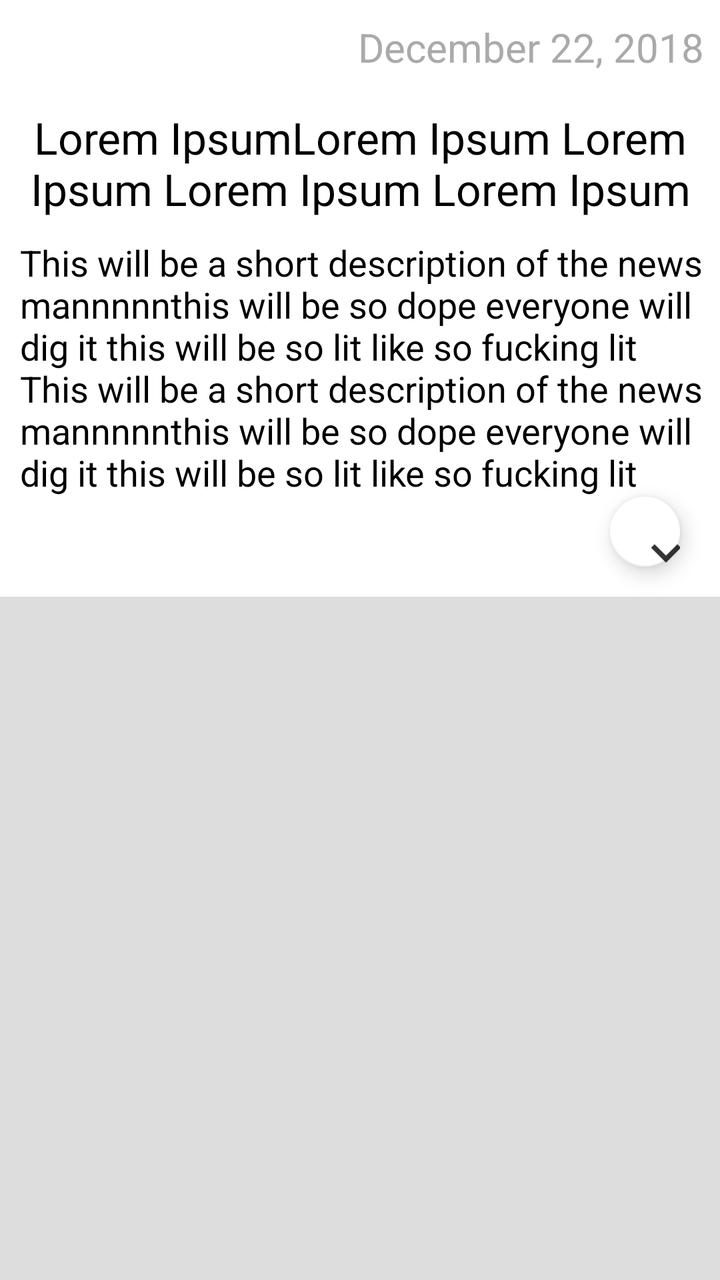
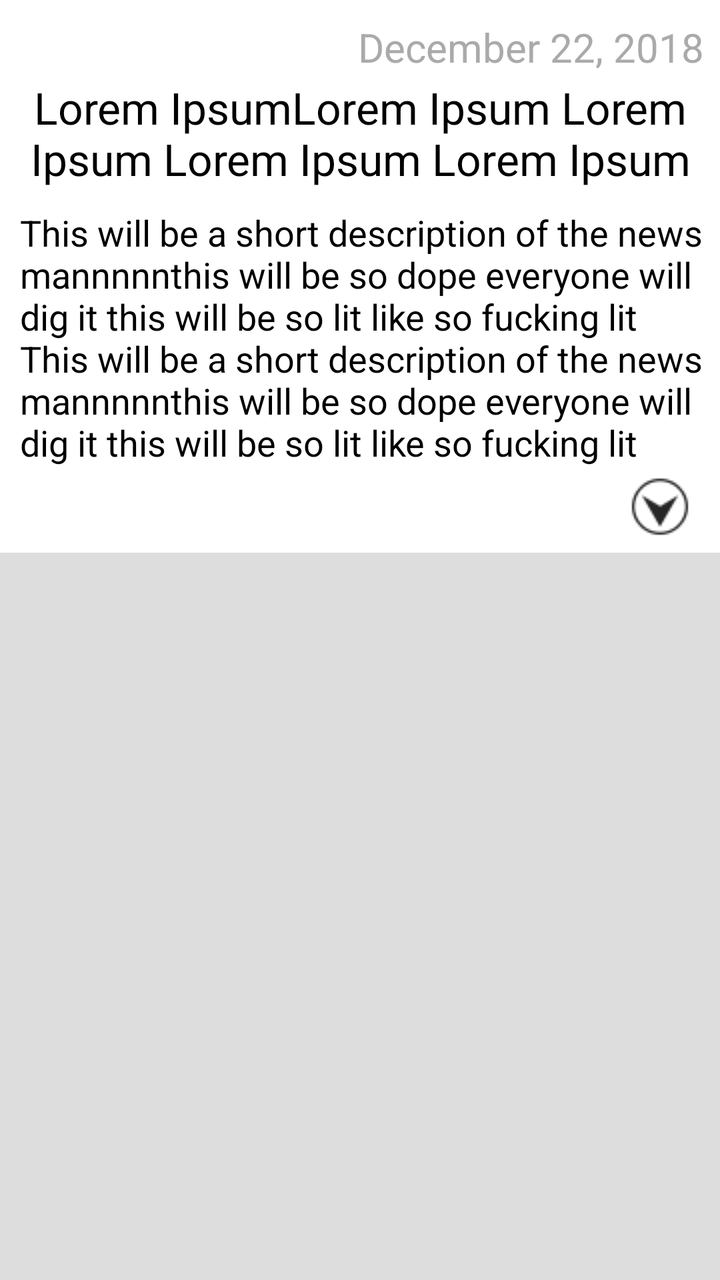

The first picture is an Android layout as it rendered before a commit; the second is the same layout after the commit. The layout source and the unified diff follow.
<!-- AndroidManifest.xml: application theme AppTheme -->
<!-- res/layout/arttice_no_image.xml -->
<?xml version="1.0" encoding="utf-8"?>
<FrameLayout xmlns:android="http://schemas.android.com/apk/res/android"
    xmlns:app="http://schemas.android.com/apk/res-auto"
    android:layout_width="match_parent"
    android:layout_height="wrap_content"
    android:layout_marginTop="0dp"
    android:background="#dddddd"

    >

    <LinearLayout
        android:layout_width="match_parent"
        android:layout_height="wrap_content"
        android:layout_marginBottom="11dp"
        android:orientation="vertical"
        android:padding="0dp"
        android:layout_marginRight="0dp"
        android:layout_marginLeft="0dp"

        android:background="#ffffff">
        <TextView
            android:layout_width="match_parent"
            android:layout_height="wrap_content"
            android:textAlignment="textEnd"
            android:layout_gravity="end"
            android:text="December 22, 2018"
            android:layout_marginTop="10dp"
            android:layout_marginBottom="15dp"
            android:textSize="20sp"
            android:textColor="#aaa"
            android:layout_marginRight="8dp"
            android:id = "@+id/artTimeNoImg"/>

        <TextView
            android:id="@+id/artTitleNoImg"
            android:layout_width="match_parent"
            android:layout_height="wrap_content"
            android:layout_marginTop="2dp"
            android:text="Lorem IpsumLorem Ipsum Lorem Ipsum Lorem Ipsum Lorem Ipsum"
            android:textSize="22sp"
            android:textAlignment="center"
            android:textColor="#000"
            />

        <TextView
            android:id="@+id/artDescNoImg"
            android:layout_width="match_parent"
            android:layout_height="wrap_content"
            android:layout_marginTop="10dp"
            android:layout_marginLeft="10dp"
            android:layout_marginRight="8dp"
            android:text="This will be a short description of the news mannnnnthis will be so dope everyone will dig it this will be so lit like so fucking lit This will be a short description of the news mannnnnthis will be so dope everyone will dig it this will be so lit like so fucking lit This will be a short description of the news mannnnnthis will be so dope everyone will dig it this will be so lit like so fucking lit"
            android:textSize="18sp"
            android:textColor="#000"
            android:maxLines="6"
            android:ellipsize="marquee"/>

        <android.support.design.widget.FloatingActionButton
            android:id="@+id/btnExpandNoImg"
            android:layout_width="35dp"
            android:layout_height="35dp"
            android:layout_gravity="end"
            android:layout_marginBottom="15dp"
            android:layout_marginRight="20dp"
            app:srcCompat="@drawable/ic_expand"
            android:clickable="true"
            android:focusable="true"
            android:scaleType="centerCrop"
            app:backgroundTint="@color/colorPrimary" />

    </LinearLayout>

</FrameLayout>
<!-- resources referenced by this layout -->
<resources>
  <color name="colorPrimary">#ffffff</color>
  <!-- drawable ic_expand: png bitmap (drawable-hdpi, 310 bytes) -->
  <style name="AppTheme" parent="Theme.AppCompat.Light.DarkActionBar">
          
          <item name="colorPrimary">#2d7e9b</item>
          <item name="colorPrimaryDark">@color/colorPrimaryDark</item>
          <item name="colorAccent">@color/colorAccent</item>
          <item name="android:textColorPrimary">#000000</item>
          <item name="android:textColor">#000</item>
  
  
          <item name="android:colorBackground">@color/background_material_light</item>
          <item name="android:textColorSecondaryInverse">@color/colorAccent</item>
      </style>
  <color name="colorPrimaryDark">#1540ae</color>
  <color name="colorAccent">#abcdef</color>
  <color name="background_material_light">#f5f5f5</color>
</resources>

<!-- the commit's change to res/layout/arttice_no_image.xml (unified diff, before → after) -->
@@ -18,18 +18,19 @@
         android:layout_marginLeft="0dp"
 
         android:background="#ffffff">
+
         <TextView
+            android:id="@+id/artTimeNoImg"
             android:layout_width="match_parent"
             android:layout_height="wrap_content"
+            android:layout_gravity="end"
+            android:layout_marginBottom="0dp"
+            android:layout_marginRight="8dp"
+            android:layout_marginTop="10dp"
+            android:text="December 22, 2018"
             android:textAlignment="textEnd"
-            android:layout_gravity="end"
-            android:text="December 22, 2018"
-            android:layout_marginTop="10dp"
-            android:layout_marginBottom="15dp"
-            android:textSize="20sp"
             android:textColor="#aaa"
-            android:layout_marginRight="8dp"
-            android:id = "@+id/artTimeNoImg"/>
+            android:textSize="20sp" />
 
         <TextView
             android:id="@+id/artTitleNoImg"
@@ -55,18 +56,17 @@
             android:maxLines="6"
             android:ellipsize="marquee"/>
 
-        <android.support.design.widget.FloatingActionButton
+        <ImageButton
             android:id="@+id/btnExpandNoImg"
-            android:layout_width="35dp"
-            android:layout_height="35dp"
-            android:layout_gravity="end"
-            android:layout_marginBottom="15dp"
-            android:layout_marginRight="20dp"
-            app:srcCompat="@drawable/ic_expand"
-            android:clickable="true"
-            android:focusable="true"
-            android:scaleType="centerCrop"
-            app:backgroundTint="@color/colorPrimary" />
+            android:padding="0dp"
+            android:layout_gravity="right"
+            android:layout_marginRight="15dp"
+            android:layout_marginBottom="8dp"
+            android:layout_marginTop="5dp"
+            android:layout_width="wrap_content"
+            android:layout_height="wrap_content"
+            app:srcCompat="@drawable/expand" />
+
 
     </LinearLayout>
 
<!-- resource entries referenced after the edit -->
@@ -1,7 +1,6 @@
 <!-- resources referenced by this layout -->
 <resources>
-  <color name="colorPrimary">#ffffff</color>
-  <!-- drawable ic_expand: png bitmap (drawable-hdpi, 310 bytes) -->
+  <!-- drawable expand: png bitmap (drawable, 5519 bytes) -->
   <style name="AppTheme" parent="Theme.AppCompat.Light.DarkActionBar">
           
           <item name="colorPrimary">#2d7e9b</item>
